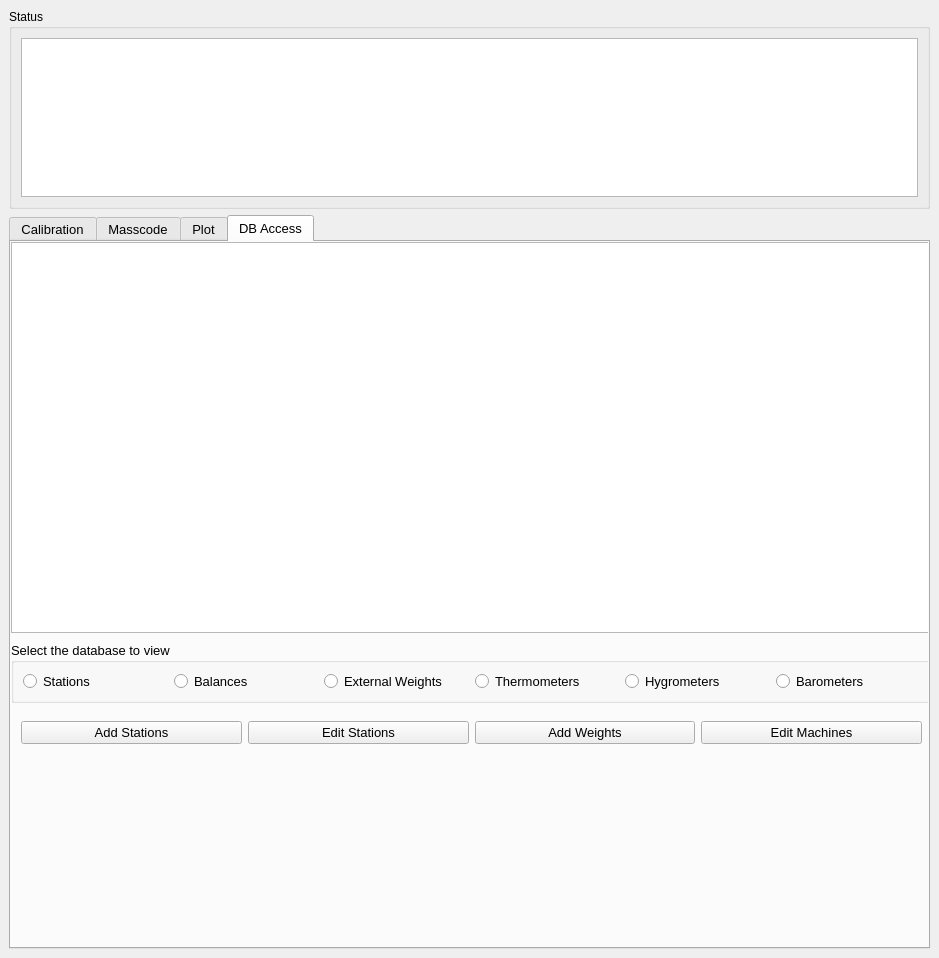
First picture: the form in main.ui, repository pwang96/MEASURE, before the edit.
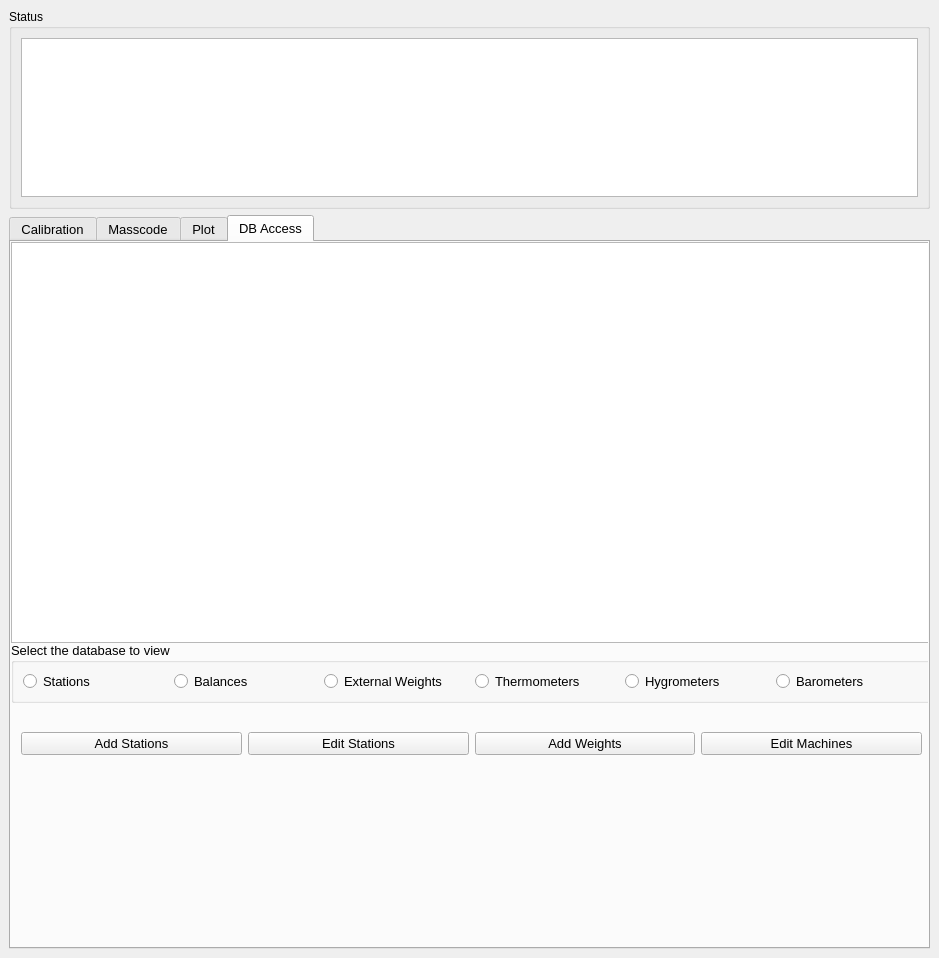
Second picture: the form after the edit. The open tabs and pages were chosen to show the change.

```diff
--- a/main.ui
+++ b/main.ui
@@ -472,16 +472,6 @@
        <attribute name="title">
         <string>DB Access</string>
        </attribute>
-       <widget class="QTableWidget" name="dbTable">
-        <property name="geometry">
-         <rect>
-          <x>0</x>
-          <y>0</y>
-          <width>921</width>
-          <height>391</height>
-         </rect>
-        </property>
-       </widget>
        <widget class="QGroupBox" name="dbViewBox">
         <property name="geometry">
          <rect>
@@ -491,6 +481,12 @@
           <height>61</height>
          </rect>
         </property>
+        <property name="sizePolicy">
+         <sizepolicy hsizetype="Expanding" vsizetype="Expanding">
+          <horstretch>0</horstretch>
+          <verstretch>0</verstretch>
+         </sizepolicy>
+        </property>
         <property name="title">
          <string>Select the database to view</string>
         </property>
@@ -549,7 +545,7 @@
           <x>10</x>
           <y>465</y>
           <width>901</width>
-          <height>51</height>
+          <height>73</height>
          </rect>
         </property>
         <layout class="QHBoxLayout" name="horizontalLayout_4">
@@ -583,6 +579,24 @@
          </item>
         </layout>
        </widget>
+       <widget class="QWidget" name="verticalLayoutWidget">
+        <property name="geometry">
+         <rect>
+          <x>0</x>
+          <y>0</y>
+          <width>921</width>
+          <height>401</height>
+         </rect>
+        </property>
+        <layout class="QVBoxLayout" name="verticalLayout_2">
+         <property name="sizeConstraint">
+          <enum>QLayout::SetMinimumSize</enum>
+         </property>
+         <item>
+          <widget class="QTableWidget" name="dbTable"/>
+         </item>
+        </layout>
+       </widget>
       </widget>
      </widget>
     </item>
```
Left out of the diff: 38 changed lines with no effect on the pictures.
